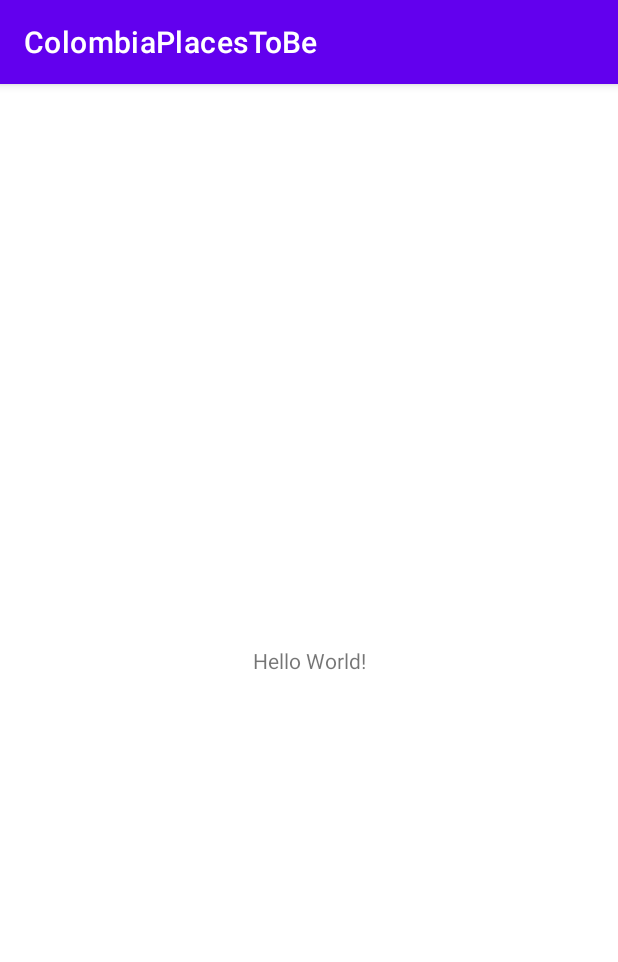
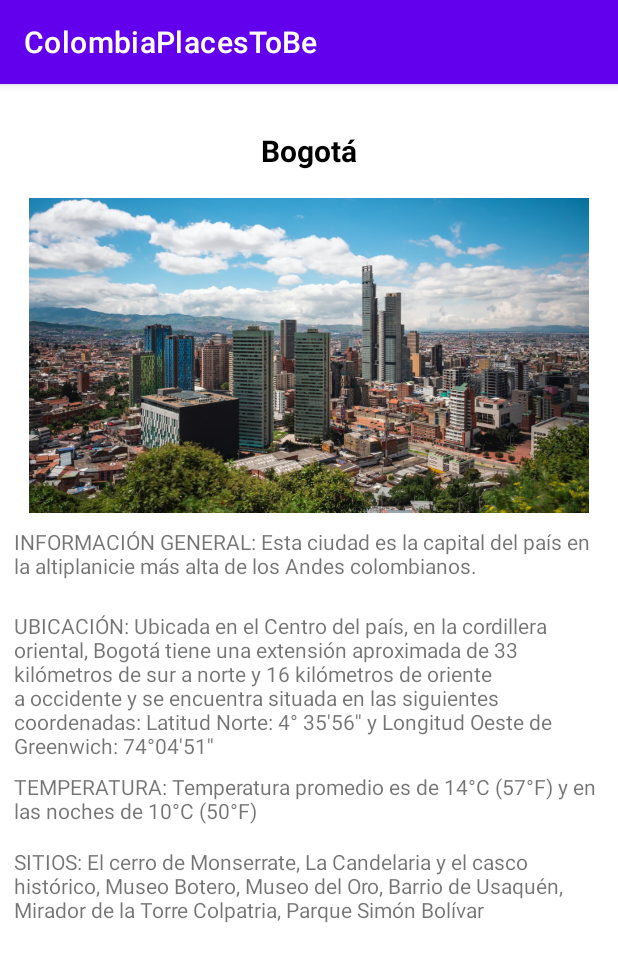
Before and after one commit to J-A-R-V-I-S-cicle-4/Programacion-movil, an Android app: the screen it shows after launch (MainActivity), on a phone screen of 412 x 824 dp. Shown: the top 962 px of the screen. Run offline under Robolectric (Android 15) with nearby library versions, the phone set to English and light mode, and no system bars.

Commit message:
Primera parte de la interfaz

```diff
--- a/app/src/main/java/com/jarvis/colombiaplacestobe/MainActivity.kt
+++ b/app/src/main/java/com/jarvis/colombiaplacestobe/MainActivity.kt
@@ -9,3 +9,4 @@ class MainActivity : AppCompatActivity() {
         setContentView(R.layout.activity_main)
     }
 }
+//config Develop
--- a/app/src/main/res/layout/activity_main.xml
+++ b/app/src/main/res/layout/activity_main.xml
@@ -7,12 +7,77 @@
     tools:context=".MainActivity">
 
     <TextView
-        android:layout_width="wrap_content"
+        android:id="@+id/textView"
+        android:layout_width="0dp"
         android:layout_height="wrap_content"
-        android:text="Hello World!"
+        android:layout_marginStart="8dp"
+        android:layout_marginTop="16dp"
+        android:layout_marginEnd="8dp"
+        android:layout_marginBottom="696dp"
+        android:text="@string/bogota"
+        android:textAlignment="center"
+        android:textColor="@color/black"
+        android:textSize="20sp"
+        android:textStyle="bold"
         app:layout_constraintBottom_toBottomOf="parent"
-        app:layout_constraintLeft_toLeftOf="parent"
-        app:layout_constraintRight_toRightOf="parent"
+        app:layout_constraintEnd_toEndOf="parent"
+        app:layout_constraintStart_toStartOf="parent"
         app:layout_constraintTop_toTopOf="parent" />
 
+    <TextView
+        android:id="@+id/textView2"
+        android:layout_width="393dp"
+        android:layout_height="53dp"
+        android:layout_marginTop="8dp"
+        android:text="@string/informacion_general"
+        app:layout_constraintEnd_toEndOf="parent"
+        app:layout_constraintStart_toStartOf="parent"
+        app:layout_constraintTop_toBottomOf="@+id/imageView4" />
+
+    <TextView
+        android:id="@+id/textView6"
+        android:layout_width="392dp"
+        android:layout_height="103dp"
+        android:layout_marginTop="56dp"
+        android:text="@string/ubicacion"
+        android:textAlignment="textStart"
+        app:layout_constraintEnd_toEndOf="parent"
+        app:layout_constraintHorizontal_bias="0.0"
+        app:layout_constraintStart_toStartOf="@+id/textView2"
+        app:layout_constraintTop_toTopOf="@+id/textView2" />
+
+    <TextView
+        android:id="@+id/textView4"
+        android:layout_width="392dp"
+        android:layout_height="42dp"
+        android:layout_marginStart="8dp"
+        android:layout_marginTop="4dp"
+        android:text="@string/temperatura"
+        app:layout_constraintEnd_toEndOf="parent"
+        app:layout_constraintHorizontal_bias="0.098"
+        app:layout_constraintStart_toStartOf="parent"
+        app:layout_constraintTop_toBottomOf="@+id/textView6" />
+
+    <TextView
+        android:id="@+id/textView5"
+        android:layout_width="391dp"
+        android:layout_height="57dp"
+        android:layout_marginStart="8dp"
+        android:layout_marginTop="8dp"
+        android:text="@string/sitios_recomendados"
+        app:layout_constraintEnd_toEndOf="parent"
+        app:layout_constraintHorizontal_bias="0.128"
+        app:layout_constraintStart_toStartOf="parent"
+        app:layout_constraintTop_toBottomOf="@+id/textView4" />
+
+    <ImageView
+        android:id="@+id/imageView4"
+        android:layout_width="373dp"
+        android:layout_height="213dp"
+        android:layout_marginTop="16dp"
+        android:contentDescription="@string/content_description"
+        app:layout_constraintEnd_toEndOf="parent"
+        app:layout_constraintStart_toStartOf="parent"
+        app:layout_constraintTop_toBottomOf="@+id/textView"
+        app:srcCompat="@drawable/bogota" />
 </androidx.constraintlayout.widget.ConstraintLayout>
--- a/app/src/main/res/values/strings.xml
+++ b/app/src/main/res/values/strings.xml
@@ -1,3 +1,9 @@
 <resources>
     <string name="app_name">ColombiaPlacesToBe</string>
+    <string name="bogota">Bogotá</string>
+    <string name="informacion_general">INFORMACIÓN GENERAL: Esta ciudad es la capital del país en la altiplanicie más alta de los Andes colombianos.</string>
+    <string name="ubicacion">UBICACIÓN: Ubicada en el Centro del país, en la cordillera oriental, Bogotá tiene una extensión aproximada de 33 kilómetros de sur a norte y 16 kilómetros de oriente a occidente y se encuentra situada en las siguientes coordenadas: Latitud Norte: 4° 35\'56\'\' y Longitud Oeste de Greenwich: 74°04\'51\'\'</string>
+    <string name="temperatura">TEMPERATURA: Temperatura promedio es de 14°C (57°F) y en las noches de 10°C (50°F)</string>
+    <string name="sitios_recomendados">SITIOS: El cerro de Monserrate, La Candelaria y el casco histórico, Museo Botero, Museo del Oro, Barrio de Usaquén, Mirador de la Torre Colpatria, Parque Simón Bolívar</string>
+    <string name="content_description">Ciudad de Bogotá</string>
 </resources>
```
Also changed, not shown: app/src/main/res/drawable/bogota.jpg (added).
